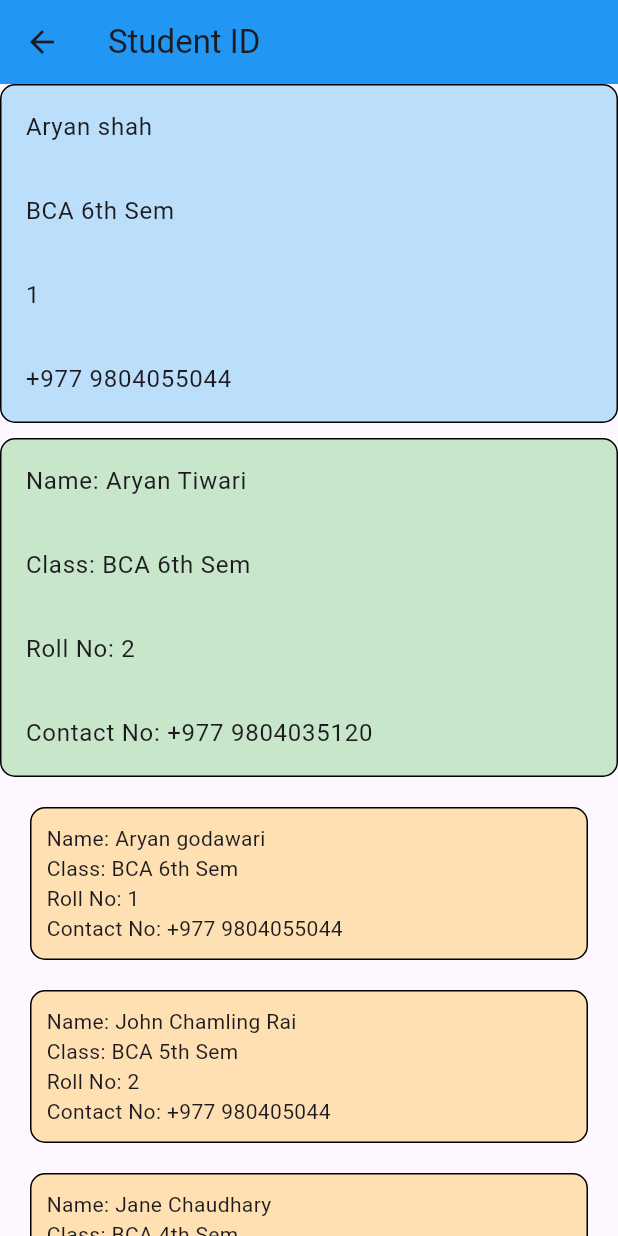
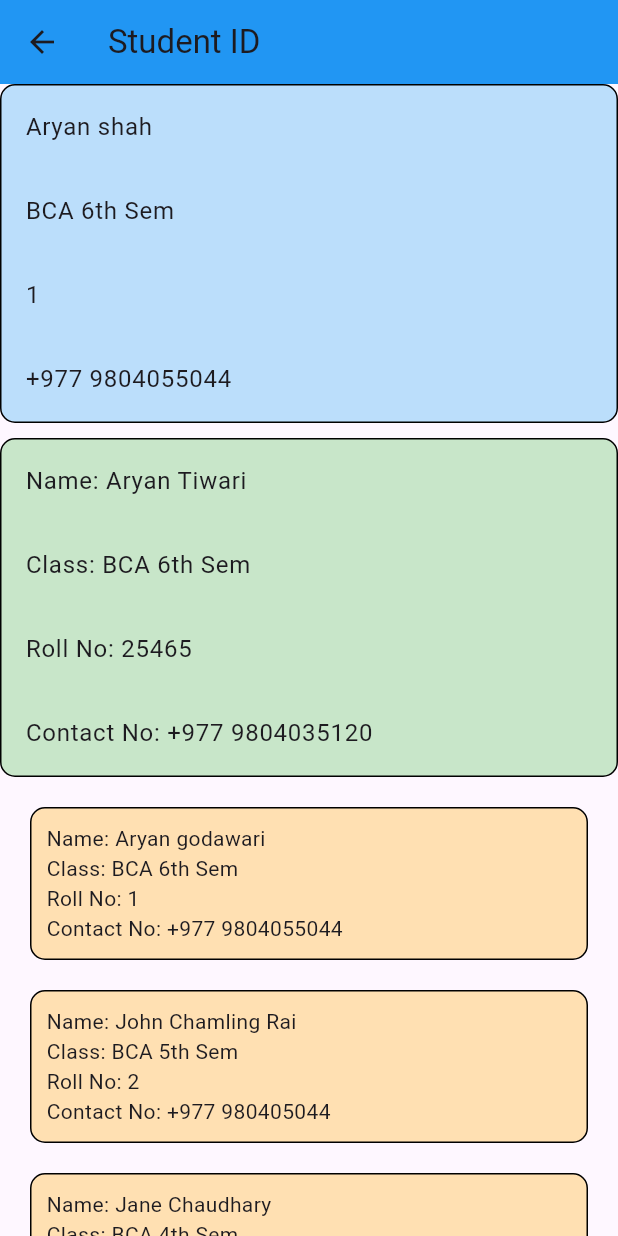
Before and after one commit to omanrai/BCA_6, a Flutter app: the StudentIDScreen screen opened directly, on a phone screen of 412 x 824 dp. Run offline on Flutter 3.47's test engine with Material 3 defaults, Android fonts, the phone set to English and light mode, and no system bars; our stand-ins replace get.

Commit message:
Update Roll No in studentInfo to '25465'

```diff
--- a/lib/view/id_card.dart
+++ b/lib/view/id_card.dart
@@ -13,7 +13,7 @@ class StudentIDScreen extends StatelessWidget {
   final Map<String, String> studentInfo = {
     "Name": "Aryan Tiwari",
     "Class": "BCA 6th Sem",
-    "Roll No": "2",
+    "Roll No": "25465",
     "Contact No": "+977 9804035120",
   };
 
```
